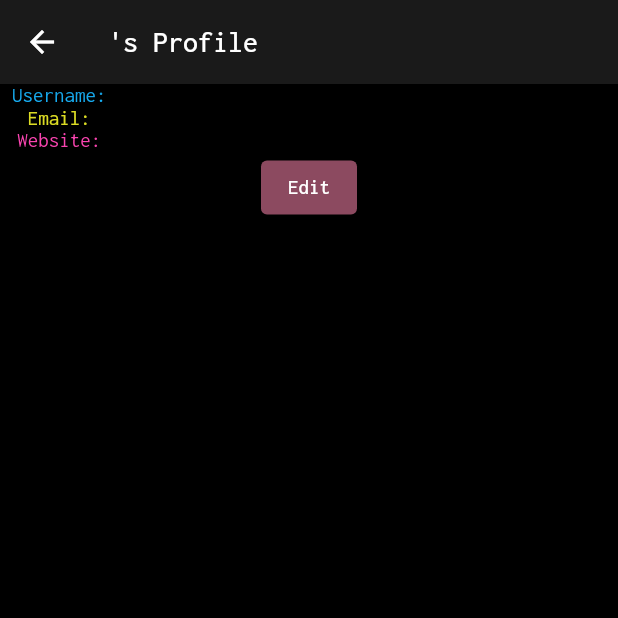
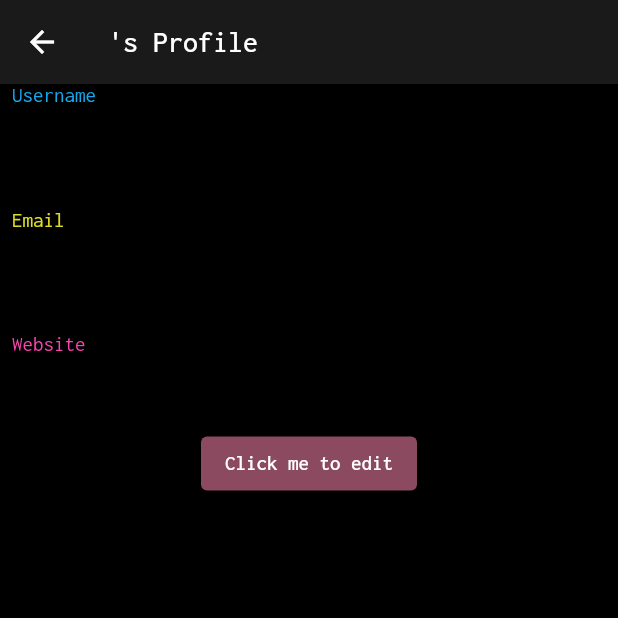
Before and after one commit to jialinhuang00/flutter-users-jsonplaceholder, a Flutter app: the UserPage screen opened directly with empty values, on a phone screen of 412 x 824 dp, the top half of it. Run offline on Flutter 3.47's test engine with Material 3 defaults, Android fonts, the phone set to English and light mode, and no system bars; network calls fail.

```diff
--- a/lib/app/data/models/user.dart
+++ b/lib/app/data/models/user.dart
@@ -1,10 +1,13 @@
 import 'dart:convert';
+import 'package:json_annotation/json_annotation.dart';
+part 'user.g.dart';
+List<User> usersFromJson(String str) => List<User>.from(json.decode(str).map((x) => User.fromJson(x)));
 
-List<User> userFromJson(String str) => List<User>.from(json.decode(str).map((x) => User.fromJson(x)));
+@JsonSerializable()
+class User {
+  factory User.fromJson(Map<String, dynamic> json) => _$UserFromJson(json);
 
-String userToJson(List<User> data) => json.encode(List<dynamic>.from(data.map((x) => x.toJson())));
-
-class User {
+  Map<String, dynamic> toJson() => _$UserToJson(this);
   int id;
   String name;
   String username;
@@ -24,28 +27,6 @@ class User {
     required this.website,
     required this.company,
   });
-
-  factory User.fromJson(Map<String, dynamic> json) => User(
-    id: json["id"],
-    name: json["name"],
-    username: json["username"],
-    email: json["email"],
-    address: Address.fromJson(json["address"]),
-    phone: json["phone"],
-    website: json["website"],
-    company: Company.fromJson(json["company"]),
-  );
-
-  Map<String, dynamic> toJson() => {
-    "id": id,
-    "name": name,
-    "username": username,
-    "email": email,
-    "address": address.toJson(),
-    "phone": phone,
-    "website": website,
-    "company": company.toJson(),
-  };
 }
 
 class Address {
--- a/lib/app/data/service/userService.dart
+++ b/lib/app/data/service/userService.dart
@@ -4,5 +4,5 @@ import 'package:users/app/data/provider/userApi.dart';
 class UserService {
   final _api = UsersApi();
   Future<List<User>> getAllUsers() async => _api.getUsers();
-  Future<bool> updateUser(User data ) async => _api.updateUser(data);
+  Future<User?> updateUser(User data ) async => _api.updateUser(data);
 }
--- a/lib/pages/UserPage.dart
+++ b/lib/pages/UserPage.dart
@@ -1,3 +1,5 @@
+import 'dart:convert';
+
 import 'package:flutter/cupertino.dart';
 import 'package:flutter/material.dart';
 import 'package:users/app/data/models/user.dart';
@@ -19,6 +21,13 @@ class _UserPageState extends State<UserPage> {
   @override
   void initState() {
     super.initState();
+    initFields();
+  }
+
+  initFields() {
+    nameController.text = widget.user.username;
+    emailController.text = widget.user.email;
+    websiteController.text = widget.user.website;
   }
 
   TextEditingController nameController = TextEditingController();
@@ -27,12 +36,29 @@ class _UserPageState extends State<UserPage> {
 
   Future<void> updateUser() async {
     final userService = UserService();
-    var userData = widget.user;
-    var isSuccess = await userService.updateUser(userData);
-    if (isSuccess) {
+    var copiedUser = widget.user;
+    copiedUser.name = nameController.text;
+    copiedUser.email = emailController.text;
+    copiedUser.website = websiteController.text;
+    var respondBody = await userService.updateUser(copiedUser);
+    print(respondBody);
+    if (respondBody != null) {
       setState(() {
         isSaveSuccess = true;
+        ScaffoldMessenger.of(context).showSnackBar(
+          SnackBar(
+            content: Text('Update User ${copiedUser.username} Successfully!',
+                style: TextStyle(color: Colors.black)),
+            backgroundColor: Color(0xFFDDDD25),
+          ),
+        );
       });
+    } else {
+      ScaffoldMessenger.of(context).showSnackBar(
+        SnackBar(
+          content: Text('Update User ${copiedUser.username} FAILED!'),
+        ),
+      );
     }
   }
 
@@ -61,76 +87,64 @@ class _UserPageState extends State<UserPage> {
     return Column(
       crossAxisAlignment: CrossAxisAlignment.start,
       children: [
-        Visibility(
-          visible: !isEditing,
-          child: Column(
-            children: [
-              Text('Username: ${widget.user.username}',
+        Text('Username',
+            textAlign: TextAlign.left,
             style: const TextStyle(
               color: Color(0XFF18B6FF),
             )),
-              Text('Email: ${widget.user.email}',
-                  style: const TextStyle(color: Color(0XFFDCDC24))),
-              Text('Website: ${widget.user.website}',
-                  style: const TextStyle(color: Color(0XFFFA44B0))),
-            ],
-          ),
-        ),
-        Visibility(
-            visible: isEditing,
-            child: Column(
-              children: [
         TextField(
           controller: nameController,
           decoration: const InputDecoration(
-                    labelText: 'Name',
+            hintStyle: TextStyle(color: Colors.grey),
           ),
           style: TextStyle(
-                    fontSize: 24,
+            color: Colors.white,
           ),
           enabled: isEditing,
+        ),
+        SizedBox(height: 20),
+        Text(
+          'Email',
+          textAlign: TextAlign.left,
+          style: const TextStyle(color: Color(0XFFDCDC24)),
         ),
         TextField(
           controller: emailController,
           decoration: const InputDecoration(
-                    labelText: 'Email',
+            hintStyle: TextStyle(color: Colors.grey), // 指定占位符文本的颜色为灰色
           ),
-                  style: TextStyle(
-                    color: Colors.white,
-                    fontSize: 24,
+          style: TextStyle(color: Colors.white),
+          enabled: isEditing,
+
         ),
-                  enabled: isEditing,
+        SizedBox(height: 20),
+        Text(
+          'Website',
+          textAlign: TextAlign.left,
+          style: const TextStyle(
+            color: Color(0XFFFA44B0),
+          ),
         ),
         TextField(
           controller: websiteController,
           decoration: const InputDecoration(
-                    labelText: 'Website',
+            hintStyle: TextStyle(color: Colors.white),
           ),
-                  style: TextStyle(
-                    color: Colors.white,
-                    fontSize: 24,
-                  ),
+          style: TextStyle(color: Colors.white),
           enabled: isEditing,
         ),
-              ],
-            )),
         Center(
           child: ElevatedButton(
             onPressed: () {
+              if (!isEditing) {
                 setState(() {
-                isEditing = !isEditing;
-                // 如果正在编辑，则清空文本字段
-                if (!isEditing) {
-                  nameController.clear();
-                  emailController.clear();
+                  isEditing = true;
+                });
               } else {
-                  nameController.text = widget.user.username;
-                  emailController.text = widget.user.email;
-                  websiteController.text = widget.user.website;
+                updateUser();
               }
-              });
             },
-            child: Text(isEditing ? 'Save' : 'Edit'),
+            child: Text(isEditing ? 'Save' : 'Click me to edit'),
           ),
         ),
       ],
--- a/pubspec.yaml
+++ b/pubspec.yaml
@@ -30,6 +30,8 @@ environment:
 dependencies:
   flutter:
     sdk: flutter
+  http: any
+  json_serializable: any
 
 
   # The following adds the Cupertino Icons font to your application.
@@ -39,7 +41,7 @@ dependencies:
 dev_dependencies:
   flutter_test:
     sdk: flutter
-  http: any
+  build_runner:
 
   # The "flutter_lints" package below contains a set of recommended lints to
   # encourage good coding practices. The lint set provided by the package is
```
Also changed, not shown: lib/app/data/provider/userApi.dart (+8 -5 lines), lib/app/data/models/user.g.dart (added), pubspec.lock, 1 other file. Lines whose indentation alone changed are shown as unchanged.
